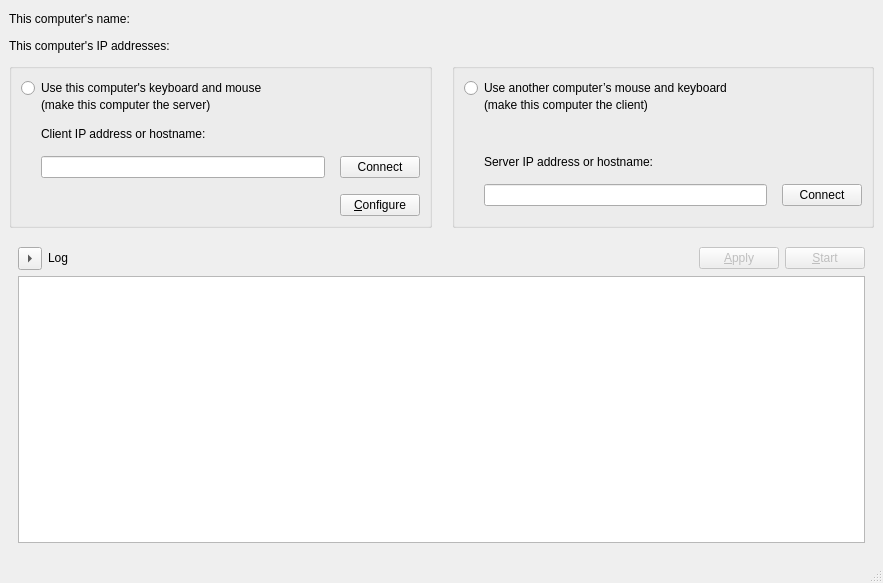
deskflow/deskflow, file src/apps/deskflow-gui/MainWindow.ui: the form before one commit.
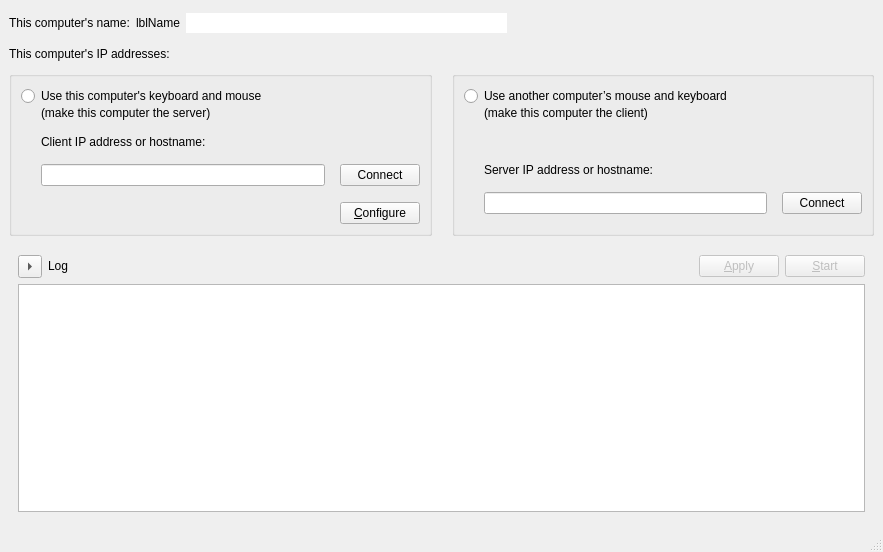
The form after the commit. Icons and pictures are not drawn.

```diff
--- a/src/apps/deskflow-gui/MainWindow.ui
+++ b/src/apps/deskflow-gui/MainWindow.ui
@@ -7,7 +7,7 @@
     <x>0</x>
     <y>0</y>
     <width>883</width>
-    <height>583</height>
+    <height>552</height>
    </rect>
   </property>
   <property name="sizePolicy">
@@ -25,14 +25,36 @@
      <number>10</number>
     </property>
     <item>
-     <layout class="QHBoxLayout" name="layoutName">
-      <property name="sizeConstraint">
-       <enum>QLayout::SizeConstraint::SetMinAndMaxSize</enum>
+     <widget class="QWidget" name="widget" native="true">
+      <property name="minimumSize">
+       <size>
+        <width>0</width>
+        <height>28</height>
+       </size>
+      </property>
+      <property name="maximumSize">
+       <size>
+        <width>16777215</width>
+        <height>28</height>
+       </size>
+      </property>
+      <layout class="QHBoxLayout" name="horizontalLayout_5">
+       <property name="leftMargin">
+        <number>0</number>
+       </property>
+       <property name="topMargin">
+        <number>0</number>
+       </property>
+       <property name="rightMargin">
+        <number>0</number>
+       </property>
+       <property name="bottomMargin">
+        <number>0</number>
       </property>
       <item>
-       <widget class="QLabel" name="lblComputerName">
+        <widget class="QLabel" name="labelComputerName">
         <property name="sizePolicy">
-         <sizepolicy hsizetype="Preferred" vsizetype="Fixed">
+          <sizepolicy hsizetype="Maximum" vsizetype="Preferred">
           <horstretch>0</horstretch>
           <verstretch>0</verstretch>
          </sizepolicy>
@@ -43,19 +65,80 @@
        </widget>
       </item>
       <item>
-       <spacer name="m_pSpacerUpdate">
+        <widget class="QLabel" name="lblComputerName">
+         <property name="sizePolicy">
+          <sizepolicy hsizetype="Maximum" vsizetype="Preferred">
+           <horstretch>0</horstretch>
+           <verstretch>0</verstretch>
+          </sizepolicy>
+         </property>
+         <property name="text">
+          <string>lblName</string>
+         </property>
+        </widget>
+       </item>
+       <item>
+        <widget class="QLineEdit" name="lineEditName">
+         <property name="sizePolicy">
+          <sizepolicy hsizetype="Expanding" vsizetype="Fixed">
+           <horstretch>0</horstretch>
+           <verstretch>0</verstretch>
+          </sizepolicy>
+         </property>
+         <property name="toolTip">
+          <string>&lt;html&gt;&lt;head/&gt;&lt;body&gt;&lt;p&gt;Name can't have have spaces or special characters&lt;/p&gt;&lt;p&gt;Use Enter to save the name change.&lt;/p&gt;&lt;/body&gt;&lt;/html&gt;</string>
+         </property>
+         <property name="maxLength">
+          <number>255</number>
+         </property>
+         <property name="frame">
+          <bool>false</bool>
+         </property>
+         <property name="clearButtonEnabled">
+          <bool>false</bool>
+         </property>
+        </widget>
+       </item>
+       <item>
+        <widget class="QPushButton" name="btnEditName">
+         <property name="sizePolicy">
+          <sizepolicy hsizetype="Fixed" vsizetype="Fixed">
+           <horstretch>0</horstretch>
+           <verstretch>0</verstretch>
+          </sizepolicy>
+         </property>
+         <property name="toolTip">
+          <string>Edit Computer Name</string>
+         </property>
+         <property name="icon">
+          <iconset theme="document-edit"/>
+         </property>
+         <property name="iconSize">
+          <size>
+           <width>16</width>
+           <height>16</height>
+          </size>
+         </property>
+         <property name="flat">
+          <bool>true</bool>
+         </property>
+        </widget>
+       </item>
+       <item>
+        <spacer name="horizontalSpacer_2">
         <property name="orientation">
          <enum>Qt::Orientation::Horizontal</enum>
         </property>
         <property name="sizeHint" stdset="0">
          <size>
-          <width>20</width>
+           <width>40</width>
           <height>20</height>
          </size>
         </property>
        </spacer>
       </item>
      </layout>
+     </widget>
     </item>
     <item>
      <widget class="QLabel" name="lblIpAddresses">
```
Lines whose indentation alone changed are shown as unchanged.
